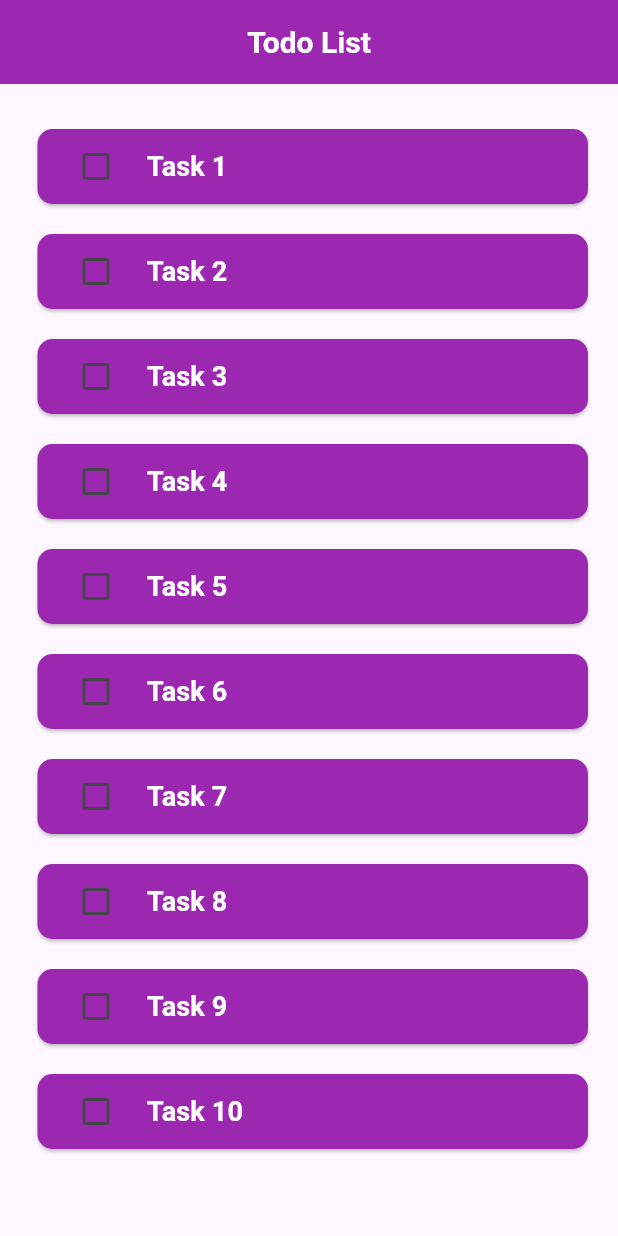
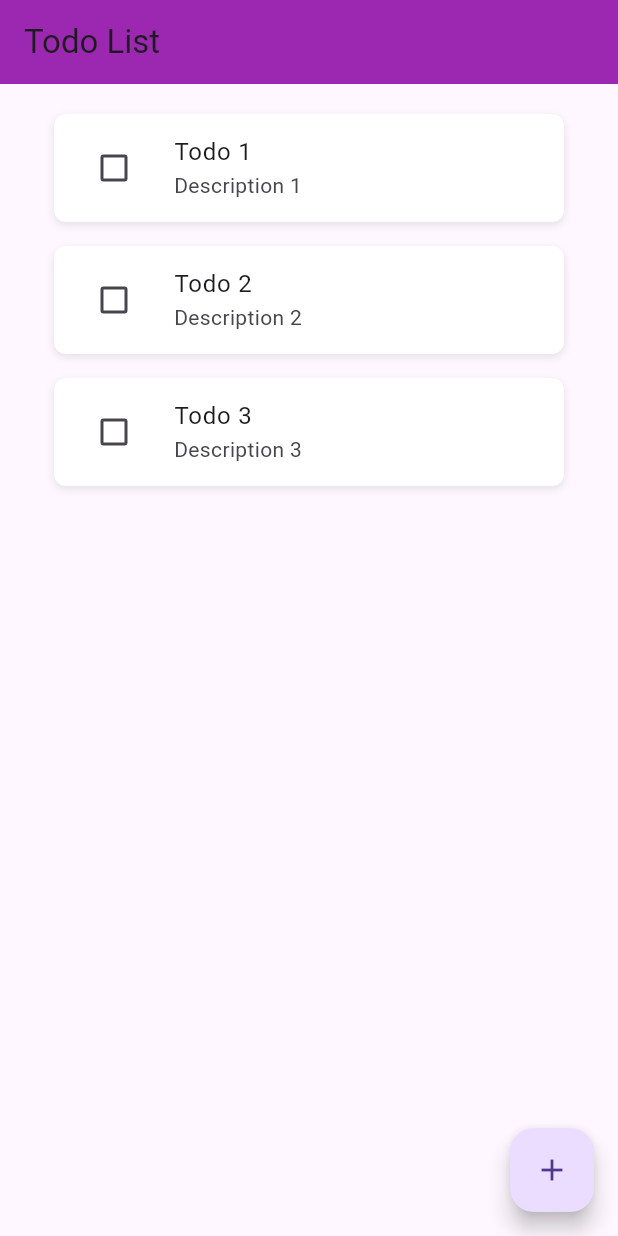
Before and after one commit to hungdz1608/baitap2, a Flutter app: the screen it shows after launch, on a phone screen of 412 x 824 dp. Run offline on Flutter 3.47's test engine with Material 3 defaults, Android fonts, the phone set to English and light mode, and no system bars; drawn by our look-alikes of flutter_slidable; our stand-ins replace hive_flutter; accounts and stored records are empty.

Commit message:
feat: customTodo

```diff
--- /dev/null
+++ b/lib/data/database.dart
@@ -0,0 +1,38 @@
+import 'package:hive_flutter/hive_flutter.dart';
+
+class TodoDatabase {
+
+  List todos = [];
+
+  var box = Hive.box('myBox');
+
+  void initData() {
+    todos = [
+      {
+        'title': 'Todo 1',
+        'subtitle': 'Description 1',
+        'isChecked': false,
+      },
+      {
+        'title': 'Todo 2',
+        'subtitle': 'Description 2',
+        'isChecked': false,
+      },
+      {
+        'title': 'Todo 3',
+        'subtitle': 'Description 3',
+        'isChecked': false,
+      },
+    ];
+    box.put('todoList', todos);
+  }
+
+  void loadData(){
+    todos = box.get('todoList');
+  }
+
+  void updateData(){
+    box.put('todoList', todos);
+  }
+
+}
--- a/lib/main.dart
+++ b/lib/main.dart
@@ -1,7 +1,12 @@
 import 'package:flutter/material.dart';
-import 'package:baitap2/widgets/custom_tasks.dart';
+import 'package:hive_flutter/hive_flutter.dart';
+import 'pages/home_page.dart';
 
-void main() {
+void main() async {
+
+  await Hive.initFlutter();
+  var box = await Hive.openBox('myBox');
+
   runApp(const MyApp());
 }
 
@@ -11,68 +16,10 @@ class MyApp extends StatelessWidget {
   @override
   Widget build(BuildContext context) {
     return MaterialApp(
-      title: 'Flutter Demo',
-      debugShowCheckedModeBanner: false,
-      theme: ThemeData(),
-      home: Scaffold(
-        appBar: AppBar(
-          centerTitle: true,
-          backgroundColor: Colors.purple,
-          title: Text(
-            "Todo List",
-            style: TextStyle(
-              color: Colors.white,
-              fontWeight: FontWeight.bold,
-              fontSize: 20,
-            ),
-          ),
-        ),
-        body: Column(
-          crossAxisAlignment: CrossAxisAlignment.center,
-
-          children: [
-            Padding(
-              padding: const EdgeInsets.only(left: 25, right: 20, top: 30, bottom: 20), // Thêm padding hai bên
-              child: Column(
-                crossAxisAlignment: CrossAxisAlignment.start,
-                spacing: 20,
-                children: [
-                  CustomTasks(
-                    text: "Task 1",
-                  ),
-                  CustomTasks(
-                    text: "Task 2",
-                  ),
-                  CustomTasks(
-                    text: "Task 3",
-                  ),
-                  CustomTasks(
-                    text: "Task 4",
-                  ),
-                  CustomTasks(
-                    text: "Task 5",
-                  ),
-                  CustomTasks(
-                    text: "Task 6",
-                  ),
-                  CustomTasks(
-                    text: "Task 7",
-                  ),
-                  CustomTasks(
-                    text: "Task 8",
-                  ),
-                  CustomTasks(
-                    text: "Task 9",
-                  ),
-                  CustomTasks(
-                    text: "Task 10",
-                  ),
-                ],
-              ),
-            ),
-          ],
-        ),
-      ),
+        title: 'Flutter Demo',
+        debugShowCheckedModeBanner: false,
+        theme: ThemeData(primarySwatch: Colors.purple),
+        home: HomePage()
     );
   }
 }
--- /dev/null
+++ b/lib/widgets/todo_item.dart
@@ -0,0 +1,92 @@
+import 'package:flutter/material.dart';
+import 'package:flutter_slidable/flutter_slidable.dart';
+
+class TodoItem extends StatelessWidget {
+  const TodoItem({
+    super.key,
+    required this.title,
+    required this.subtitle,
+    required this.isChecked,
+    required this.checkDone,
+    required this.removeTodo,
+    required this.customTodo,
+
+  });
+
+  final String title;
+  final String subtitle;
+  final bool isChecked;
+  final Function checkDone;
+  final Function(BuildContext) removeTodo;
+  final Function(BuildContext) customTodo;
+
+  @override
+  Widget build(BuildContext context) {
+    return Padding(
+      padding: const EdgeInsets.only(left: 16, right: 16, bottom: 16),
+      child: Slidable(
+        key: const ValueKey(0),
+        startActionPane: ActionPane(
+            motion: const ScrollMotion(),
+            children: [
+              SlidableAction(
+                borderRadius: BorderRadius.only(
+                  topLeft: Radius.circular(8),
+                  bottomLeft: Radius.circular(8),
+                ),
+                onPressed: (context){
+                  customTodo(context);
+                },
+                backgroundColor: Colors.grey,
+                icon: Icons.edit,
+              ),
+            ]),
+        endActionPane: ActionPane(
+          motion: const ScrollMotion(),
+          dragDismissible: true,
+          children: [
+            SlidableAction(
+              borderRadius: BorderRadius.only(
+                topRight: Radius.circular(8),
+                bottomRight: Radius.circular(8),
+              ),
+              onPressed: (context){
+                removeTodo(context);
+              },
+              backgroundColor: Colors.red,
+              icon: Icons.delete,
+            ),
+          ],
+        ),
+        child: Container(
+          decoration: BoxDecoration(
+            color: Colors.white,
+            borderRadius: BorderRadius.circular(8),
+            boxShadow: [
+              BoxShadow(
+                color: Colors.black.withValues(
+                  red: 0,
+                  green: 0,
+                  blue: 0,
+                  alpha: 0.1,
+                ),
+                blurRadius: 4,
+                offset: Offset(0, 2), // changes position of shadow
+              ),
+            ],
+          ),
+          child: ListTile(
+            title: Text(title),
+            subtitle: Text(subtitle),
+            leading: Checkbox(
+              value: isChecked,
+              onChanged: (value) {
+                checkDone();
+              },
+            ),
+          ),
+        ),
+      ),
+    );
+  }
+}
--- a/pubspec.yaml
+++ b/pubspec.yaml
@@ -34,6 +34,8 @@ dependencies:
   # The following adds the Cupertino Icons font to your application.
   # Use with the CupertinoIcons class for iOS style icons.
   cupertino_icons: ^1.0.8
+  flutter_slidable: ^4.0.0
+  hive_flutter: ^1.1.0
 
 dev_dependencies:
   flutter_test:
```
Also changed, not shown: lib/pages/home_page.dart (added, +256 -0 lines), pubspec.lock, 1 other file.
